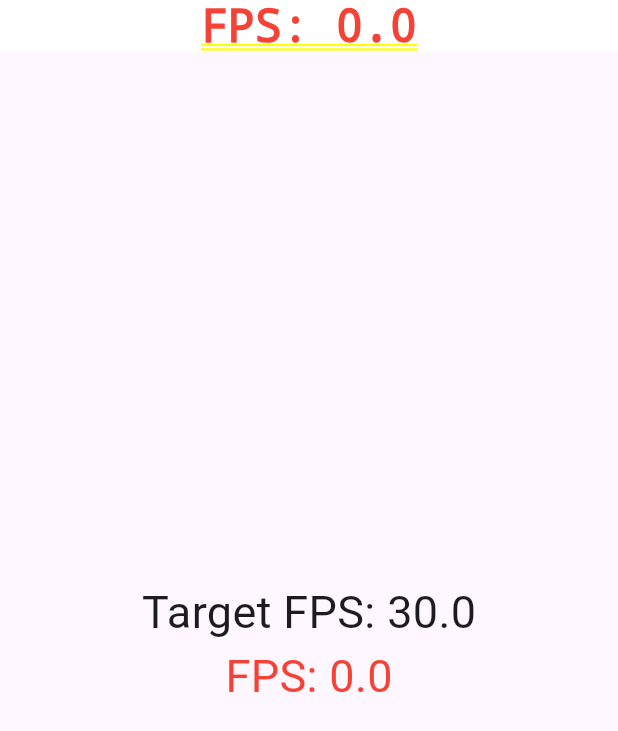
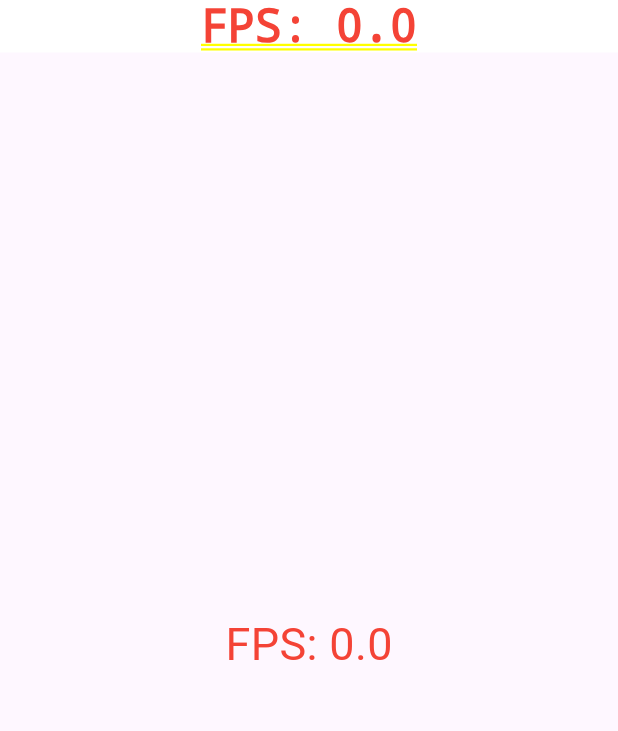
Before and after one commit to tanvirulislam/demo_project, a Flutter app: the screen it shows after launch, on a phone screen of 412 x 824 dp. Shown: the top 731 px of the screen. Run offline on Flutter 3.47's test engine with Material 3 defaults, Android fonts, the phone set to English and light mode, and no system bars; our stand-ins replace logger.

```diff
--- a/lib/fps.monitor.dart
+++ b/lib/fps.monitor.dart
@@ -1,4 +1,3 @@
-import 'package:demo_project/fps.controller.dart';
 import 'package:flutter/material.dart';
 import 'package:flutter/scheduler.dart';
 
@@ -70,10 +69,6 @@ class _FPSMonitorState extends State<FPSMonitor> {
                 mainAxisAlignment: MainAxisAlignment.center,
                 children: [
                   Text(
-                    'Target FPS: ${FPSController.currentFPS.toStringAsFixed(1)}',
-                    style: const TextStyle(fontSize: 30),
-                  ),
-                  Text(
                     'FPS: ${_fps.toStringAsFixed(1)}',
                     style: TextStyle(
                       color: _fps < 30
--- a/lib/main.dart
+++ b/lib/main.dart
@@ -11,7 +11,7 @@ late Logger logger;
 
 void main() async {
   WidgetsFlutterBinding.ensureInitialized();
-  FPSController.initialize();
+  FPSController.initialize(defaultFPS: 30);
   try {
     final logFile = await getLogFile();
 
```
